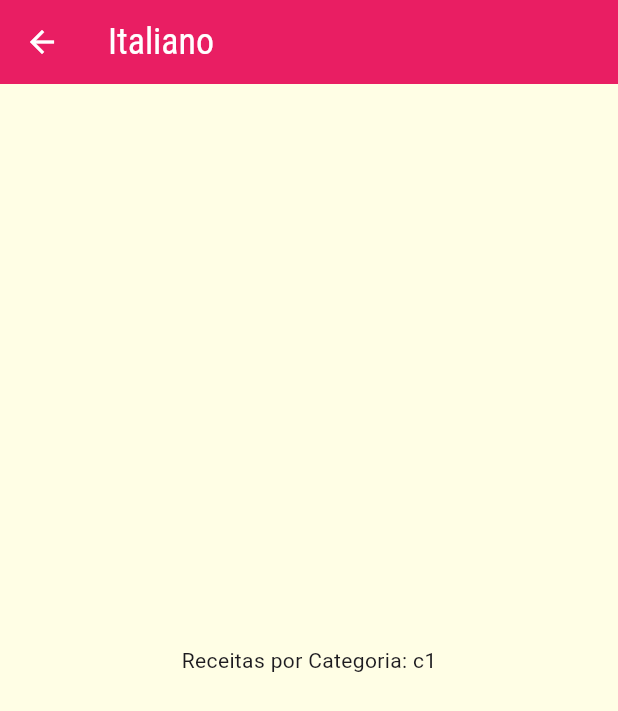
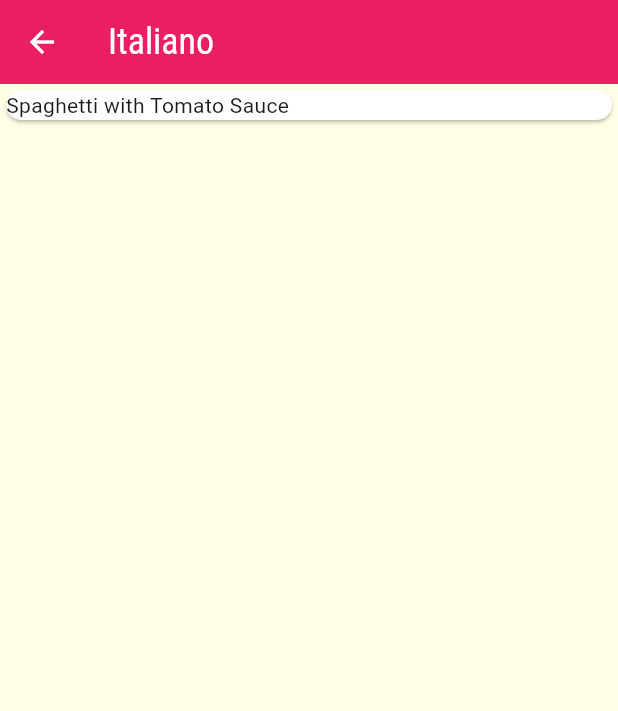
Before and after one commit to luisgs7/meals, a Flutter app: the CategoriesMealsScreen screen opened directly with sample values from the repository, on a phone screen of 412 x 824 dp. Shown: the top 711 px of the screen. Run offline on Flutter 3.47's test engine with Material 3 defaults, Android fonts, the phone set to English and light mode, and no system bars.

Commit message:
aula 189

```diff
--- /dev/null
+++ b/lib/components/meal_item.dart
@@ -0,0 +1,15 @@
+import 'package:flutter/material.dart';
+import 'package:meals/models/meal.dart';
+
+class MealItem extends StatelessWidget {
+  final Meal meal;
+
+  const MealItem(this.meal, {super.key});
+
+  @override
+  Widget build(BuildContext context) {
+    return Card(
+      child: Text(meal.title!),
+    );
+  }
+}
--- a/lib/data/dummy_data.dart
+++ b/lib/data/dummy_data.dart
@@ -2,7 +2,7 @@ import 'package:flutter/material.dart';
 import '../models/category.dart';
 import '../models/meal.dart';
 
-const dummyCategories = [
+const DUMMY_CATEGORIES = [
   Category(
     id: 'c1',
     title: 'Italiano',
@@ -55,7 +55,7 @@ const dummyCategories = [
   ),
 ];
 
-const dummyMeals = [
+const DUMMY_MEALS = [
   Meal(
     id: 'm1',
     categories: ['c1', 'c2'],
--- a/lib/screends/categories_meals_screen.dart
+++ b/lib/screends/categories_meals_screen.dart
@@ -1,5 +1,7 @@
 import 'package:flutter/material.dart';
+import 'package:meals/components/meal_item.dart';
 import '../models/category.dart';
+import '../data/dummy_data.dart';
 
 class CategoriesMealsScreen extends StatelessWidget {
   const CategoriesMealsScreen({super.key});
@@ -7,12 +9,21 @@ class CategoriesMealsScreen extends StatelessWidget {
   @override
   Widget build(BuildContext context) {
     final category = ModalRoute.of(context)!.settings.arguments as Category?;
+
+    final categoryMeals = DUMMY_MEALS.where((meal) {
+      return meal.categories!.contains(category!.id!);
+    }).toList();
     return Scaffold(
       appBar: AppBar(
         title: Text(category!.title!),
       ),
       body: Center(
-        child: Text('Receitas por Categoria: ${category.id}'),
+        child: ListView.builder(
+          itemCount: categoryMeals.length,
+          itemBuilder: (ctx, index) {
+            return MealItem(categoryMeals[index]);
+          },
+        ),
       ),
     );
   }
--- a/lib/screends/categories_screen.dart
+++ b/lib/screends/categories_screen.dart
@@ -1,6 +1,6 @@
 import 'package:flutter/material.dart';
-import 'package:meals/components/category_item.dart';
-import 'package:meals/data/dummy_data.dart';
+import '../components/category_item.dart';
+import '../data/dummy_data.dart';
 
 class CategoriesScreen extends StatelessWidget {
   const CategoriesScreen({super.key});
```
